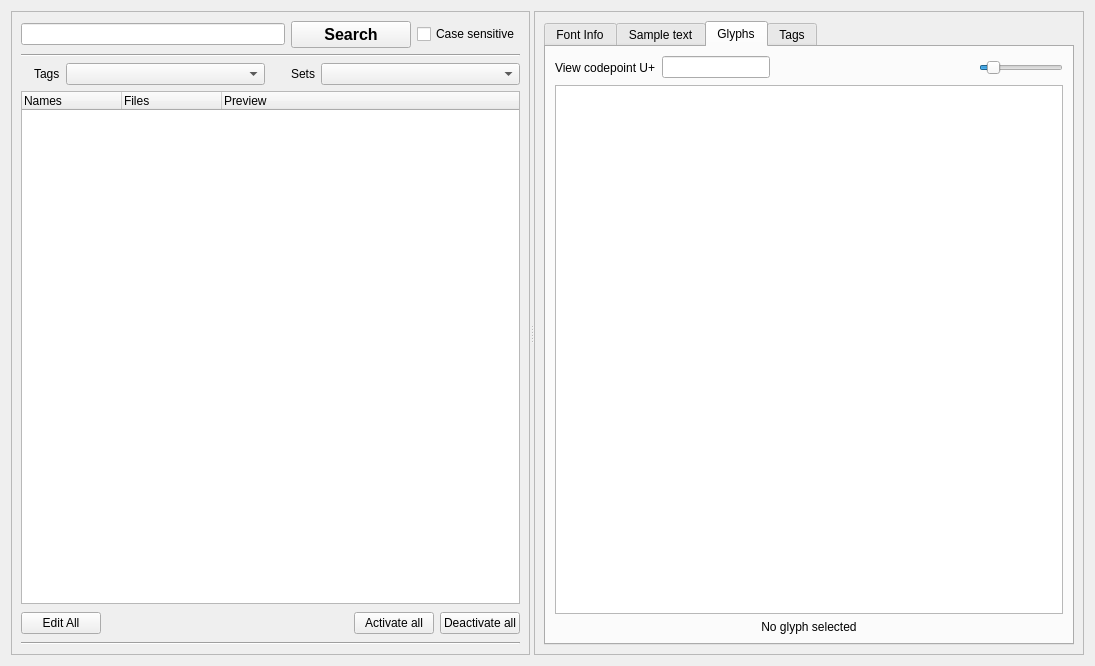
fontmatrix/fontmatrix, file src/mainview.ui: the form before one commit.
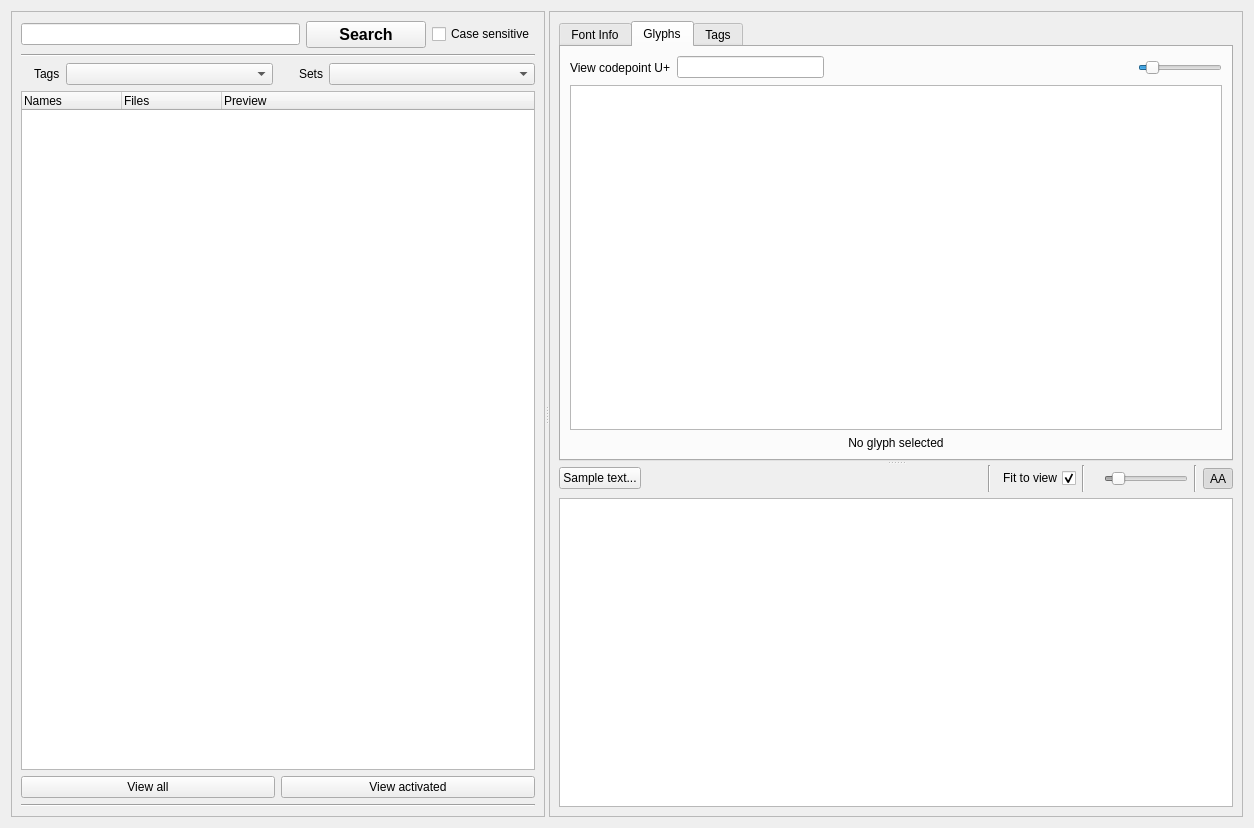
The form after the commit. The open tabs and pages were chosen to show the change. Icons and pictures are not drawn. Custom widgets are drawn as their Qt base class.

Commit message: fontmatrix: CHANGED mainview widget IMPROVED performance

Diff of the .ui file:
```diff
--- a/src/mainview.ui
+++ b/src/mainview.ui
@@ -6,8 +6,8 @@
    <rect>
     <x>0</x>
     <y>0</y>
-    <width>1095</width>
-    <height>666</height>
+    <width>1254</width>
+    <height>828</height>
    </rect>
   </property>
   <property name="windowTitle" >
@@ -15,7 +15,7 @@
   </property>
   <layout class="QGridLayout" >
    <item row="0" column="0" >
-    <widget class="QSplitter" name="splitter" >
+    <widget class="QSplitter" name="splitter_2" >
      <property name="orientation" >
       <enum>Qt::Horizontal</enum>
      </property>
@@ -221,37 +221,14 @@
            <item>
             <widget class="QPushButton" name="editAllButton" >
              <property name="text" >
-              <string>Edit All</string>
+              <string>View all</string>
              </property>
             </widget>
            </item>
            <item>
-            <spacer>
-             <property name="orientation" >
-              <enum>Qt::Horizontal</enum>
-             </property>
-             <property name="sizeHint" >
-              <size>
-               <width>186</width>
-               <height>26</height>
-              </size>
-             </property>
-            </spacer>
-           </item>
-           <item>
-            <widget class="QPushButton" name="activateAllButton" >
+            <widget class="QPushButton" name="viewActivatedButton" >
              <property name="text" >
-              <string>Activate all</string>
-             </property>
-            </widget>
-           </item>
-           <item>
-            <widget class="QPushButton" name="desactivateAllButton" >
-             <property name="text" >
-              <string>Deactivate all</string>
-             </property>
-             <property name="autoExclusive" >
-              <bool>false</bool>
+              <string>View activated</string>
              </property>
             </widget>
            </item>
@@ -295,6 +272,10 @@
       </property>
       <layout class="QGridLayout" >
        <item row="0" column="0" >
+        <widget class="QSplitter" name="splitter" >
+         <property name="orientation" >
+          <enum>Qt::Vertical</enum>
+         </property>
         <widget class="QTabWidget" name="tabView" >
          <property name="currentIndex" >
           <number>0</number>
@@ -316,12 +297,120 @@
            </item>
           </layout>
          </widget>
-         <widget class="QWidget" name="tab_2" >
+          <widget class="QWidget" name="Glyphs" >
           <attribute name="title" >
-           <string>Sample text</string>
+            <string>Glyphs</string>
           </attribute>
           <layout class="QGridLayout" >
            <item row="0" column="0" >
+             <layout class="QVBoxLayout" >
+              <item>
+               <layout class="QHBoxLayout" >
+                <item>
+                 <widget class="QLabel" name="label_3" >
+                  <property name="text" >
+                   <string>View codepoint U+</string>
+                  </property>
+                 </widget>
+                </item>
+                <item>
+                 <widget class="QLineEdit" name="codepointSelectText" >
+                  <property name="maxLength" >
+                   <number>32763</number>
+                  </property>
+                 </widget>
+                </item>
+                <item>
+                 <spacer>
+                  <property name="orientation" >
+                   <enum>Qt::Horizontal</enum>
+                  </property>
+                  <property name="sizeHint" >
+                   <size>
+                    <width>40</width>
+                    <height>20</height>
+                   </size>
+                  </property>
+                 </spacer>
+                </item>
+                <item>
+                 <spacer>
+                  <property name="orientation" >
+                   <enum>Qt::Horizontal</enum>
+                  </property>
+                  <property name="sizeHint" >
+                   <size>
+                    <width>71</width>
+                    <height>23</height>
+                   </size>
+                  </property>
+                 </spacer>
+                </item>
+                <item>
+                 <widget class="QLabel" name="label_2" >
+                  <property name="text" >
+                   <string/>
+                  </property>
+                  <property name="pixmap" >
+                   <pixmap resource="application.qrc" >:/zoom.png</pixmap>
+                  </property>
+                  <property name="alignment" >
+                   <set>Qt::AlignRight|Qt::AlignTrailing|Qt::AlignVCenter</set>
+                  </property>
+                 </widget>
+                </item>
+                <item>
+                 <widget class="QSlider" name="allZoom" >
+                  <property name="sizePolicy" >
+                   <sizepolicy vsizetype="Fixed" hsizetype="Preferred" >
+                    <horstretch>0</horstretch>
+                    <verstretch>0</verstretch>
+                   </sizepolicy>
+                  </property>
+                  <property name="maximum" >
+                   <number>1000</number>
+                  </property>
+                  <property name="value" >
+                   <number>100</number>
+                  </property>
+                  <property name="tracking" >
+                   <bool>true</bool>
+                  </property>
+                  <property name="orientation" >
+                   <enum>Qt::Horizontal</enum>
+                  </property>
+                 </widget>
+                </item>
+               </layout>
+              </item>
+              <item>
+               <widget class="QGraphicsView" name="abcView" >
+                <property name="rubberBandSelectionMode" >
+                 <enum>Qt::IntersectsItemBoundingRect</enum>
+                </property>
+               </widget>
+              </item>
+              <item>
+               <widget class="QLabel" name="glyphInfo" >
+                <property name="text" >
+                 <string>No glyph selected</string>
+                </property>
+                <property name="alignment" >
+                 <set>Qt::AlignCenter</set>
+                </property>
+               </widget>
+              </item>
+             </layout>
+            </item>
+           </layout>
+          </widget>
+          <widget class="QWidget" name="tagPage" >
+           <attribute name="title" >
+            <string>Tags</string>
+           </attribute>
+          </widget>
+         </widget>
+         <widget class="QWidget" name="" >
             <layout class="QVBoxLayout" >
              <item>
               <layout class="QHBoxLayout" >
@@ -452,120 +541,6 @@
               <widget class="FMSampleTextView" name="loremView" />
              </item>
             </layout>
-           </item>
-          </layout>
-         </widget>
-         <widget class="QWidget" name="Glyphs" >
-          <attribute name="title" >
-           <string>Glyphs</string>
-          </attribute>
-          <layout class="QGridLayout" >
-           <item row="0" column="0" >
-            <layout class="QVBoxLayout" >
-             <item>
-              <layout class="QHBoxLayout" >
-               <item>
-                <widget class="QLabel" name="label_3" >
-                 <property name="text" >
-                  <string>View codepoint U+</string>
-                 </property>
-                </widget>
-               </item>
-               <item>
-                <widget class="QLineEdit" name="codepointSelectText" >
-                 <property name="maxLength" >
-                  <number>32763</number>
-                 </property>
-                </widget>
-               </item>
-               <item>
-                <spacer>
-                 <property name="orientation" >
-                  <enum>Qt::Horizontal</enum>
-                 </property>
-                 <property name="sizeHint" >
-                  <size>
-                   <width>40</width>
-                   <height>20</height>
-                  </size>
-                 </property>
-                </spacer>
-               </item>
-               <item>
-                <spacer>
-                 <property name="orientation" >
-                  <enum>Qt::Horizontal</enum>
-                 </property>
-                 <property name="sizeHint" >
-                  <size>
-                   <width>71</width>
-                   <height>23</height>
-                  </size>
-                 </property>
-                </spacer>
-               </item>
-               <item>
-                <widget class="QLabel" name="label_2" >
-                 <property name="text" >
-                  <string/>
-                 </property>
-                 <property name="pixmap" >
-                  <pixmap resource="application.qrc" >:/zoom.png</pixmap>
-                 </property>
-                 <property name="alignment" >
-                  <set>Qt::AlignRight|Qt::AlignTrailing|Qt::AlignVCenter</set>
-                 </property>
-                </widget>
-               </item>
-               <item>
-                <widget class="QSlider" name="allZoom" >
-                 <property name="sizePolicy" >
-                  <sizepolicy vsizetype="Fixed" hsizetype="Preferred" >
-                   <horstretch>0</horstretch>
-                   <verstretch>0</verstretch>
-                  </sizepolicy>
-                 </property>
-                 <property name="maximum" >
-                  <number>1000</number>
-                 </property>
-                 <property name="value" >
-                  <number>100</number>
-                 </property>
-                 <property name="tracking" >
-                  <bool>true</bool>
-                 </property>
-                 <property name="orientation" >
-                  <enum>Qt::Horizontal</enum>
-                 </property>
-                </widget>
-               </item>
-              </layout>
-             </item>
-             <item>
-              <widget class="QGraphicsView" name="abcView" >
-               <property name="rubberBandSelectionMode" >
-                <enum>Qt::IntersectsItemBoundingRect</enum>
-               </property>
-              </widget>
-             </item>
-             <item>
-              <widget class="QLabel" name="glyphInfo" >
-               <property name="text" >
-                <string>No glyph selected</string>
-               </property>
-               <property name="alignment" >
-                <set>Qt::AlignCenter</set>
-               </property>
-              </widget>
-             </item>
-            </layout>
-           </item>
-          </layout>
-         </widget>
-         <widget class="QWidget" name="tagPage" >
-          <attribute name="title" >
-           <string>Tags</string>
-          </attribute>
          </widget>
         </widget>
        </item>
```
Left out of the diff: 2 changed lines with no effect on the pictures. Lines whose indentation alone changed are shown as unchanged. The commit also changes 7 other files.
